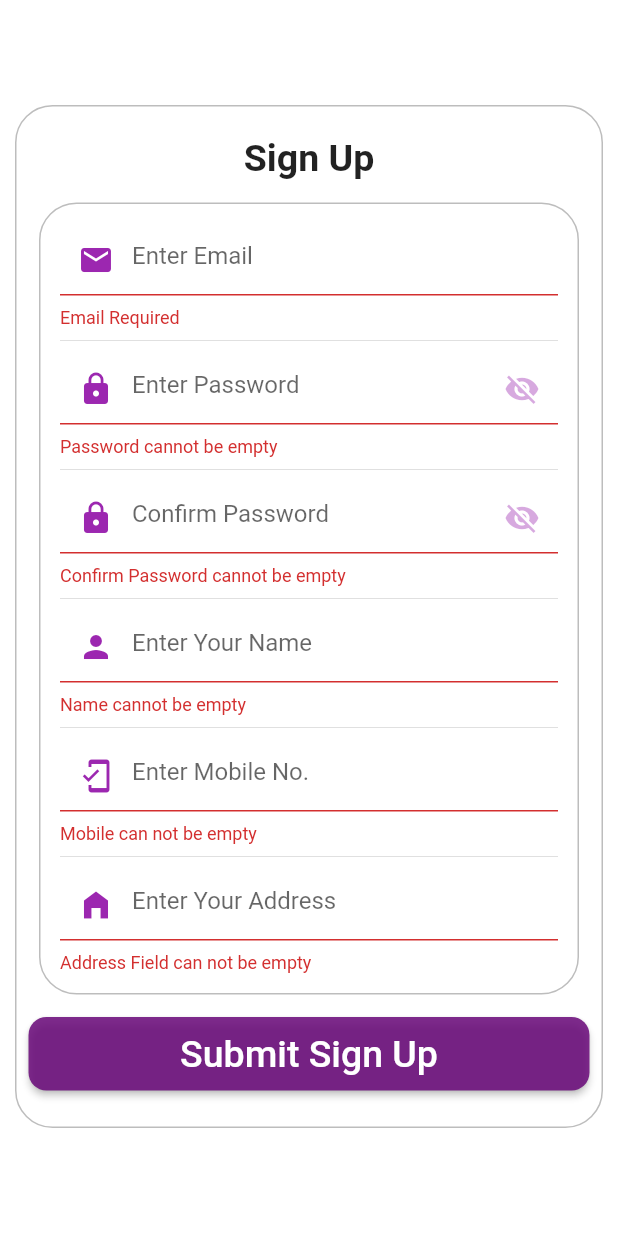
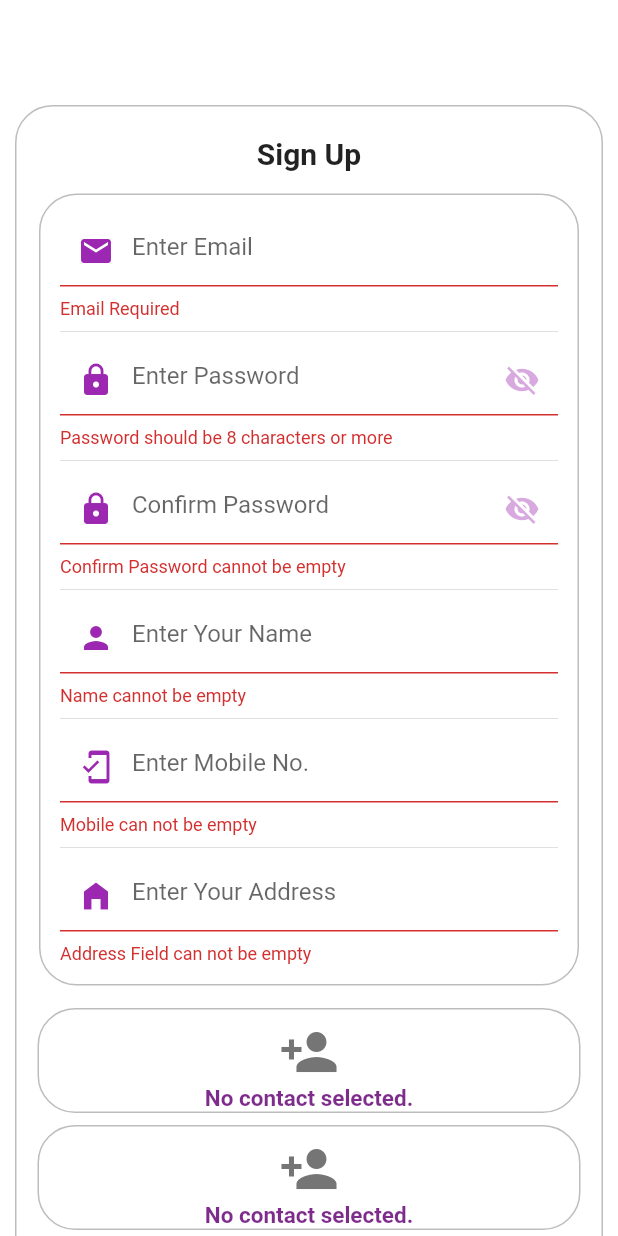
Before and after one commit to coolpepe17/gokullu, a Flutter app: the RegForm screen opened directly, after a tap on "Submit Sign Up", on a phone screen of 412 x 824 dp. Run offline on Flutter 3.47's test engine with Material 2 defaults, Android fonts, the phone set to English and light mode, and no system bars; our stand-ins replace curved_navigation_bar, flushbar, flutter_svg, image_cropper, image_picker, shared_preferences and 1 more; missing offline and left inert: contact_picker; accounts and stored records are empty; project files that could hold a hidden picture were left out.

Commit message:
Reg_page_done

```diff
--- a/lib/SignUp/reg.dart
+++ b/lib/SignUp/reg.dart
@@ -1,11 +1,14 @@
 import 'dart:convert';
 
 import 'package:flutter/material.dart';
+import 'package:gokullu/Database/database_helper.dart';
 import 'package:gokullu/SignUp/widgets/e_contact1.dart';
+import 'package:gokullu/SignUp/widgets/e_contact2.dart';
 import 'package:gokullu/constant.dart';
 import 'package:gokullu/model/login_model.dart';
 import 'package:gokullu/trial_login/model/login_model.dart';
-import 'package:gokullu/widget/navbar.dart';
+import 'package:gokullu/userscreen/home.dart';
+// import 'package:gokullu/widget/navbar.dart';
 import 'package:http/http.dart' as http;
 import 'package:http/http.dart';
 import 'package:shared_preferences/shared_preferences.dart';
@@ -16,10 +19,18 @@ class RegForm extends StatefulWidget {
 }
 
 class _RegForm extends State<RegForm> {
-  final _formKey = GlobalKey<FormState>();
   final _emailTextController = TextEditingController();
   final _passwordTextController = TextEditingController();
   final _confirmPasswordTextController = TextEditingController();
+  final _nameTextController = TextEditingController();
+  final _mobileTextController = TextEditingController();
+  final _addressTextController = TextEditingController();
+
+  Map<String, dynamic> _userDataMap = Map<String, dynamic>();
+  String contact1name;
+  String contact1phoneno;
+  String contact2name;
+  String contact2phoneno;
   bool hidePassword = true;
   bool isApiCallProcess = false;
   LoginRequestModel loginRequestModel;
@@ -30,16 +41,37 @@ class _RegForm extends State<RegForm> {
     await prefs.setBool('isLogin', true);
   }
 
+  _setcontact1() async {
+    SharedPreferences prefs = await SharedPreferences.getInstance();
+    contact1name = prefs.getString('econtact1fullname');
+    contact1phoneno = prefs.getString('econtact1phoneno');
+  }
+
+  _setcontact2() async {
+    SharedPreferences prefs = await SharedPreferences.getInstance();
+    contact2name = prefs.getString('econtact2fullname');
+    contact2phoneno = prefs.getString('econtact2phoneno');
+  }
+
+  // reference to our single class that manages the database
+  final dbHelper = DatabaseHelper.instance;
+  final _formKey = GlobalKey<FormState>();
+
   @override
   void dispose() {
     _emailTextController.dispose();
     _passwordTextController.dispose();
+    _confirmPasswordTextController.dispose();
+    _nameTextController.dispose();
+    _mobileTextController.dispose();
+    _addressTextController.dispose();
     super.dispose();
   }
 
   @override
   Widget build(BuildContext context) {
     return Scaffold(
+      resizeToAvoidBottomInset: false,
       body: SingleChildScrollView(
         child: Container(
           margin: const EdgeInsets.fromLTRB(10, 70, 10, 10),
@@ -57,7 +89,7 @@ class _RegForm extends State<RegForm> {
                   alignment: Alignment.center,
                   child: Text(
                     'Sign Up',
-                    style: TextStyle(fontSize: 25, fontWeight: FontWeight.bold),
+                    style: TextStyle(fontSize: 20, fontWeight: FontWeight.bold),
                   ),
                 ),
               ),
@@ -78,10 +110,9 @@ class _RegForm extends State<RegForm> {
                         child: TextFormField(
                           keyboardType: TextInputType.emailAddress,
                           onSaved: (input) => loginRequestModel.email = input,
-                          validator: (input) => input.length < 1
-                              // validator: (input) =>!input.contains('@')
-                              ? 'Email Required'
-                              : null,
+                          // validator: (input) => input.length < 1
+                          validator: (input) =>
+                              !input.contains('@') ? 'Email Required' : null,
                           decoration: new InputDecoration(
                             hintText: 'Enter Email',
                             enabledBorder: UnderlineInputBorder(
@@ -111,8 +142,8 @@ class _RegForm extends State<RegForm> {
                           keyboardType: TextInputType.text,
                           onSaved: (input) =>
                               loginRequestModel.password = input,
-                          validator: (input) => input.length < 1
-                              ? 'Password cannot be empty'
+                          validator: (input) => input.length < 9
+                              ? 'Password should be 8 characters or more'
                               : null,
                           obscureText: hidePassword,
                           decoration: new InputDecoration(
@@ -160,6 +191,14 @@ class _RegForm extends State<RegForm> {
                           validator: (input) => input.length < 1
                               ? 'Confirm Password cannot be empty'
                               : null,
+                          // validator: (input) {
+                          //   if (widget._passwordTextController.value ==
+                          //       widget._confirmPasswordTextController.value) {
+                          //     return 'Password is required';
+                          //   } else {
+                          //     return null;
+                          //   }
+                          // }
                           obscureText: hidePassword,
                           decoration: new InputDecoration(
                             hintText: 'Confirm Password',
@@ -204,7 +243,7 @@ class _RegForm extends State<RegForm> {
                           onSaved: (input) => loginRequestModel.name = input,
                           validator: (input) =>
                               input.length < 1 ? 'Name cannot be empty' : null,
-                          obscureText: hidePassword,
+                          // obscureText: hidePassword,
                           decoration: new InputDecoration(
                             hintText: 'Enter Your Name',
                             enabledBorder: UnderlineInputBorder(
@@ -220,7 +259,7 @@ class _RegForm extends State<RegForm> {
                               color: Theme.of(context).accentColor,
                             ),
                           ),
-                          controller: _confirmPasswordTextController,
+                          controller: _nameTextController,
                         ),
                       ),
                       Divider(),
@@ -236,7 +275,7 @@ class _RegForm extends State<RegForm> {
                           validator: (input) => input.length < 1
                               ? 'Mobile can not be empty'
                               : null,
-                          obscureText: hidePassword,
+                          // obscureText: hidePassword,
                           decoration: new InputDecoration(
                             hintText: 'Enter Mobile No.',
                             enabledBorder: UnderlineInputBorder(
@@ -252,7 +291,7 @@ class _RegForm extends State<RegForm> {
                               color: Theme.of(context).accentColor,
                             ),
                           ),
-                          controller: _confirmPasswordTextController,
+                          controller: _mobileTextController,
                         ),
                       ),
                       Divider(),
@@ -268,7 +307,7 @@ class _RegForm extends State<RegForm> {
                           validator: (input) => input.length < 1
                               ? 'Address Field can not be empty'
                               : null,
-                          obscureText: hidePassword,
+                          // obscureText: hidePassword,
                           decoration: new InputDecoration(
                             hintText: 'Enter Your Address',
                             enabledBorder: UnderlineInputBorder(
@@ -284,14 +323,30 @@ class _RegForm extends State<RegForm> {
                               color: Theme.of(context).accentColor,
                             ),
                           ),
-                          controller: _confirmPasswordTextController,
+                          controller: _addressTextController,
                         ),
                       ),
                     ],
                   ),
                 ),
               ),
-              // Row(children: <Widget>[EContact1]),
+
+              // Emergency Contact 1
+              Row(
+                  mainAxisAlignment: MainAxisAlignment.center,
+                  children: <Widget>[
+                    EContact1(),
+                  ]),
+
+              SizedBox(height: 8),
+
+              // Emergency Contact 2
+              Row(
+                  mainAxisAlignment: MainAxisAlignment.center,
+                  children: <Widget>[
+                    EContact2(),
+                  ]),
+              SizedBox(height: 15),
               Row(
                 children: <Widget>[
                   Flexible(
@@ -307,7 +362,7 @@ class _RegForm extends State<RegForm> {
                             children: <Widget>[
                               Text(
                                 'Submit Sign Up',
-                                style: TextStyle(fontSize: 25),
+                                style: TextStyle(fontSize: 20),
                               ),
                             ],
                           ),
@@ -316,8 +371,54 @@ class _RegForm extends State<RegForm> {
                           padding: EdgeInsets.all(10),
                           onPressed: () async {
                             if (_formKey.currentState.validate()) {
+                              final snackBar = SnackBar(
+                                behavior: SnackBarBehavior.floating,
+                                duration: Duration(seconds: 10),
+                                elevation: 10.0,
+                                backgroundColor: mPrimaryTextColor,
+                                shape: RoundedRectangleBorder(
+                                  borderRadius: BorderRadius.circular(18),
+                                  // side: BorderSide(
+                                  //   color: Colors.green,
+                                  //   width: 2,
+                                  // ),
+                                ),
+                                content: Text('Registration Successful!',
+                                    style: TextStyle(fontSize: 15)),
+                                action: SnackBarAction(
+                                  textColor: Colors.white,
+                                  label: 'Proceed to Login',
+                                  onPressed: () {
+                                    // Some code to undo the change.
+                                  },
+                                ),
+                              );
+
+                              // Find the ScaffoldMessenger in the widget tree
+                              // and use it to show a SnackBar.
+                              ScaffoldMessenger.of(context)
+                                  .showSnackBar(snackBar);
                               await fetchData();
+                              // fetchData();
+                              _setIsLogin();
+                              Navigator.push(
+                                context,
+                                MaterialPageRoute(
+                                    builder: (context) => MyHomePage()),
+                              );
                             }
+                            {}
+
+                            // if (_formKey.currentState.validate()) {
+                            //   await fetchData();
+                            //   // fetchData();
+                            //   _setIsLogin();
+                            //   Navigator.push(
+                            //     context,
+                            //     MaterialPageRoute(
+                            //         builder: (context) => MyHomePage()),
+                            //   );
+                            // }
                           }),
                     ),
                   ),
@@ -332,33 +433,47 @@ class _RegForm extends State<RegForm> {
 
   //Pankaj
   fetchData() async {
+    await _setcontact1();
+    await _setcontact2();
     try {
-      String url = 'http://164.100.207.5/gokullu/Service1.svc/login?';
+      String url = 'http://164.100.207.5/gokullu/Service1.svc/RegisterUser?';
       Map<String, String> headers = {'Content-Type': 'application/json'};
       var bdata = jsonEncode({
-        'trekkerEmail': '${_emailTextController.text}',
-        'trekkerPassword': '${_passwordTextController.text}'
+        "trekkerEmail": "${_emailTextController.text}",
+        "trekkerPassword": "${_passwordTextController.text}",
+        "trekkerConfirmPassword": "${_confirmPasswordTextController.text}",
+        "trekkerName": "${_nameTextController.text}",
+        "trekkerMobile": "${_mobileTextController.text}",
+        "trekkerGender": " ",
+        "trekkerAddress": "${_addressTextController.text}",
+        "emergencyContact1": contact1phoneno,
+        "emergencyName1": contact1name,
+        "emergencyContact2": contact2phoneno,
+        "emergencyName2": contact2name,
+        "loggedIn": "N",
+        "idDeleted": "N"
       });
 
       Response resp = await http.post(url, headers: headers, body: bdata);
       if (resp.statusCode == 200) {
-        var decoded = jsonDecode(resp.body);
-        print(decoded);
-        loginModel = loginModelFromJson(resp.body);
-        if (loginModel.message.status == '200') {
-          _setIsLogin();
-          Navigator.push(
-            context,
-            MaterialPageRoute(builder: (context) => MyNavBar()),
-          );
-        } else
-        // (loginModel.message.status == '400');
-        {
-          print('Invalid Login');
-          //
-        }
-      } else {
-        //
+        print('saved');
+        // var decoded = jsonDecode(resp.body);
+        // print(decoded);
+        // loginModel = loginModelFromJson(resp.body);
+        //   if (loginModel.message.status == "200") {
+        //     _setIsLogin();
+        //     Navigator.push(
+        //       context,
+        //       MaterialPageRoute(builder: (context) => MyNavBar()),
+        //     );
+        //   } else {
+        //     // error - Invalid user
+        //     // alert ('Invalid user, try again');
+
+        //   }
+        // } else {
+        //   // Error - Server connection not established
+        //   // alert
       }
     } catch (e) {}
   }
--- a/lib/SignUp/widgets/e_contact1.dart
+++ b/lib/SignUp/widgets/e_contact1.dart
@@ -23,9 +23,11 @@ class _EContact1State extends State<EContact1> {
   @override
   Widget build(BuildContext context) {
     // super.build(context);
-    return Container(
-      margin: const EdgeInsets.all(10.0),
-      padding: const EdgeInsets.all(8.0),
+    return SingleChildScrollView(
+      child: Container(
+        alignment: Alignment.center,
+        // margin: const EdgeInsets.all(5.0),
+        // padding: const EdgeInsets.all(4.0),
         decoration: BoxDecoration(
           border: Border.all(color: Colors.grey[400]),
           borderRadius: BorderRadius.all(Radius.circular(25.0)),
@@ -52,7 +54,9 @@ class _EContact1State extends State<EContact1> {
                   ),
                 ),
                 new Text(
-                _contact == null ? 'No contact selected.' : _contact.toString(),
+                  _contact == null
+                      ? 'No contact selected.'
+                      : _contact.toString(),
                   textAlign: TextAlign.center,
                   style: TextStyle(
                       color: mPrimaryColor,
@@ -63,6 +67,7 @@ class _EContact1State extends State<EContact1> {
             ),
           ),
         ),
+      ),
     );
   }
 
--- a/lib/SignUp/widgets/e_contact2.dart
+++ b/lib/SignUp/widgets/e_contact2.dart
@@ -25,8 +25,8 @@ class _EContact2State extends State<EContact2> {
   Widget build(BuildContext context) {
     // super.build(context);
     return Container(
-      margin: const EdgeInsets.all(10.0),
-      padding: const EdgeInsets.all(8.0),
+      // margin: const EdgeInsets.all(10.0),
+      // padding: const EdgeInsets.all(8.0),
       decoration: BoxDecoration(
         border: Border.all(color: Colors.grey[400]),
         borderRadius: BorderRadius.all(Radius.circular(25.0)),
--- a/lib/userscreen/home.dart
+++ b/lib/userscreen/home.dart
@@ -17,9 +17,9 @@ class _MyHomePageState extends State<MyHomePage> {
     SharedPreferences prefs = await SharedPreferences.getInstance();
     bool isLogin = (prefs.get('isLogin') ?? false);
 
-    // setState(() {
-    //   _isLogin = isLogin;
-    // });
+    setState(() {
+      _isLogin = isLogin;
+    });
 
     print('prefs $isLogin');
   }
```
Lines whose indentation alone changed are shown as unchanged.
